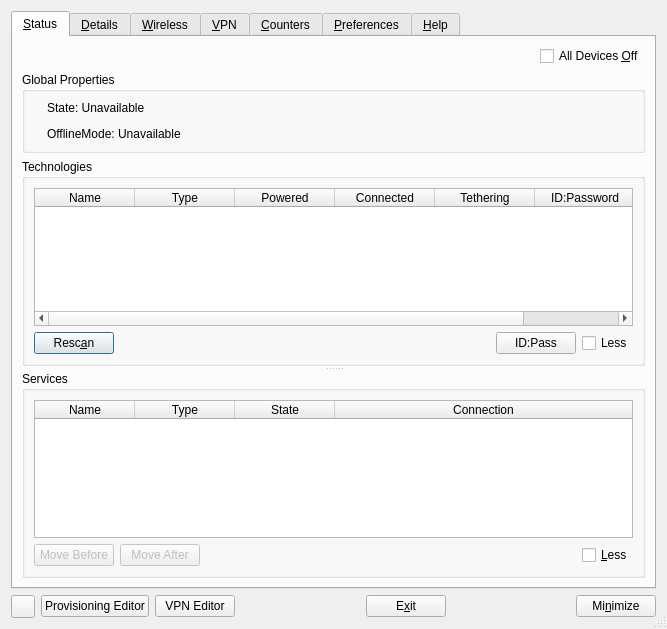
First picture: the form in apps/cmstapp/code/control_box/ui/controlbox.ui, repository andrew-bibb/cmst, before the edit.
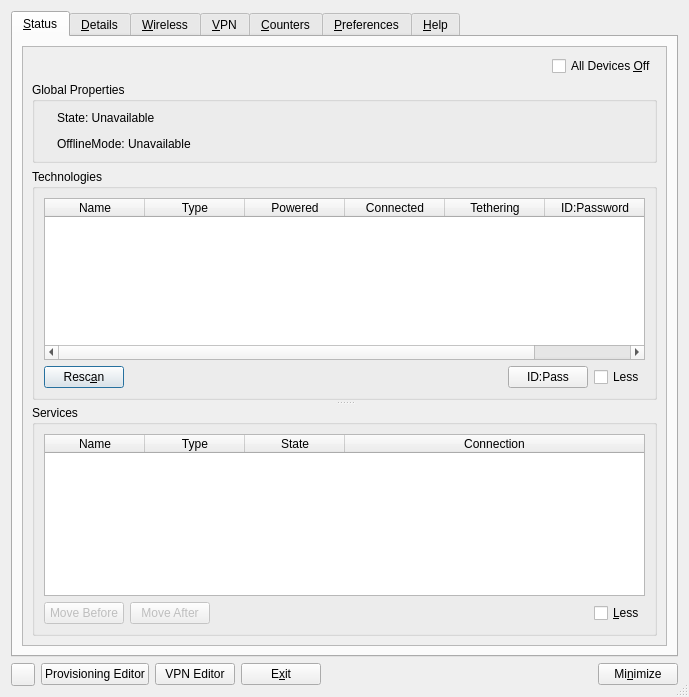
Second picture: the form after the edit.

Diff of the .ui file:
```diff
--- a/apps/cmstapp/code/control_box/ui/controlbox.ui
+++ b/apps/cmstapp/code/control_box/ui/controlbox.ui
@@ -6,8 +6,8 @@
    <rect>
     <x>0</x>
     <y>0</y>
-    <width>667</width>
-    <height>629</height>
+    <width>689</width>
+    <height>697</height>
    </rect>
   </property>
   <property name="minimumSize">
@@ -42,6 +42,48 @@
        <string>&amp;Status</string>
       </attribute>
       <layout class="QGridLayout" name="gridLayout_3">
+       <item row="2" column="0">
+        <widget class="QScrollArea" name="scrollArea_5">
+         <property name="widgetResizable">
+          <bool>true</bool>
+         </property>
+         <widget class="QWidget" name="scrollAreaWidgetContents_7">
+          <property name="geometry">
+           <rect>
+            <x>0</x>
+            <y>0</y>
+            <width>647</width>
+            <height>431</height>
+           </rect>
+          </property>
+          <layout class="QGridLayout" name="gridLayout_2">
+           <item row="0" column="0">
+            <layout class="QGridLayout" name="gridLayout_4">
+             <item row="0" column="0">
+              <spacer name="horizontalSpacer_2">
+               <property name="orientation">
+                <enum>Qt::Horizontal</enum>
+               </property>
+               <property name="sizeHint" stdset="0">
+                <size>
+                 <width>40</width>
+                 <height>20</height>
+                </size>
+               </property>
+              </spacer>
+             </item>
+             <item row="0" column="1">
+              <widget class="QCheckBox" name="checkBox_devicesoff">
+               <property name="whatsThis">
+                <string>&lt;html&gt;&lt;head/&gt;&lt;body&gt;&lt;p&gt;This checkbox controls the global setting for switching all radios on or off. When checked all radios are powered down.&lt;/p&gt;&lt;p&gt;When the system is In offline mode it is possible to turn individual devices back on. When leaving offline mode the individual policy of each device determines if the radio is turned back on or not.&lt;/p&gt;&lt;/body&gt;&lt;/html&gt;</string>
+               </property>
+               <property name="text">
+                <string>All Devices &amp;Off</string>
+               </property>
+              </widget>
+             </item>
+            </layout>
+           </item>
        <item row="1" column="0">
         <widget class="QGroupBox" name="groupBox_global_properties">
          <property name="whatsThis">
@@ -50,7 +92,7 @@
          <property name="title">
           <string>Global Properties</string>
          </property>
-         <layout class="QGridLayout" name="gridLayout_4">
+             <layout class="QGridLayout" name="gridLayout_16">
           <item row="2" column="1" colspan="2">
            <widget class="QLabel" name="label_offlinemode">
             <property name="whatsThis">
@@ -144,33 +186,6 @@
          </layout>
         </widget>
        </item>
-       <item row="0" column="0">
-        <layout class="QGridLayout" name="gridLayout_2">
-         <item row="0" column="0">
-          <spacer name="horizontalSpacer_2">
-           <property name="orientation">
-            <enum>Qt::Horizontal</enum>
-           </property>
-           <property name="sizeHint" stdset="0">
-            <size>
-             <width>40</width>
-             <height>20</height>
-            </size>
-           </property>
-          </spacer>
-         </item>
-         <item row="0" column="1">
-          <widget class="QCheckBox" name="checkBox_devicesoff">
-           <property name="whatsThis">
-            <string>&lt;html&gt;&lt;head/&gt;&lt;body&gt;&lt;p&gt;This checkbox controls the global setting for switching all radios on or off. When checked all radios are powered down.&lt;/p&gt;&lt;p&gt;When the system is In offline mode it is possible to turn individual devices back on. When leaving offline mode the individual policy of each device determines if the radio is turned back on or not.&lt;/p&gt;&lt;/body&gt;&lt;/html&gt;</string>
-           </property>
-           <property name="text">
-            <string>All Devices &amp;Off</string>
-           </property>
-          </widget>
-         </item>
-        </layout>
-       </item>
        <item row="2" column="0">
         <widget class="QSplitter" name="splitter">
          <property name="orientation">
@@ -463,6 +478,10 @@
        </item>
       </layout>
      </widget>
+        </widget>
+       </item>
+      </layout>
+     </widget>
      <widget class="QWidget" name="Details">
       <attribute name="title">
        <string>&amp;Details</string>
@@ -1773,19 +1792,6 @@
        </property>
       </widget>
      </item>
-     <item>
-      <spacer name="horizontalSpacer_9">
-       <property name="orientation">
-        <enum>Qt::Horizontal</enum>
-       </property>
-       <property name="sizeHint" stdset="0">
-        <size>
-         <width>40</width>
-         <height>20</height>
-        </size>
-       </property>
-      </spacer>
-     </item>
      <item>
       <widget class="QPushButton" name="pushButton_exit">
        <property name="whatsThis">
```
Left out of the diff: 503 changed lines with no effect on the pictures. Lines whose indentation alone changed are shown as unchanged.
